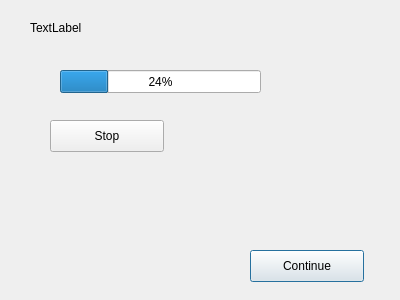
The window that push_gui/ui/file_loader_dialog.ui (INCF/one_click) describes before a commit, drawn with Qt 5.
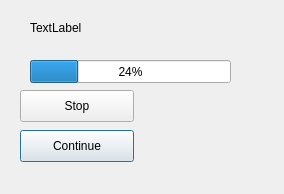
The same window after the commit.

The edit to the form file:
```diff
--- a/push_gui/ui/file_loader_dialog.ui
+++ b/push_gui/ui/file_loader_dialog.ui
@@ -6,8 +6,8 @@
    <rect>
     <x>0</x>
     <y>0</y>
-    <width>400</width>
-    <height>300</height>
+    <width>284</width>
+    <height>194</height>
    </rect>
   </property>
   <property name="windowTitle">
@@ -16,8 +16,8 @@
   <widget class="QPushButton" name="continue_button">
    <property name="geometry">
     <rect>
-     <x>250</x>
-     <y>250</y>
+     <x>20</x>
+     <y>130</y>
      <width>114</width>
      <height>32</height>
     </rect>
@@ -42,8 +42,8 @@
   <widget class="QProgressBar" name="progress">
    <property name="geometry">
     <rect>
-     <x>60</x>
-     <y>70</y>
+     <x>30</x>
+     <y>60</y>
      <width>201</width>
      <height>23</height>
     </rect>
@@ -55,8 +55,8 @@
   <widget class="QPushButton" name="stop_button">
    <property name="geometry">
     <rect>
-     <x>50</x>
-     <y>120</y>
+     <x>20</x>
+     <y>90</y>
      <width>114</width>
      <height>32</height>
     </rect>
```
